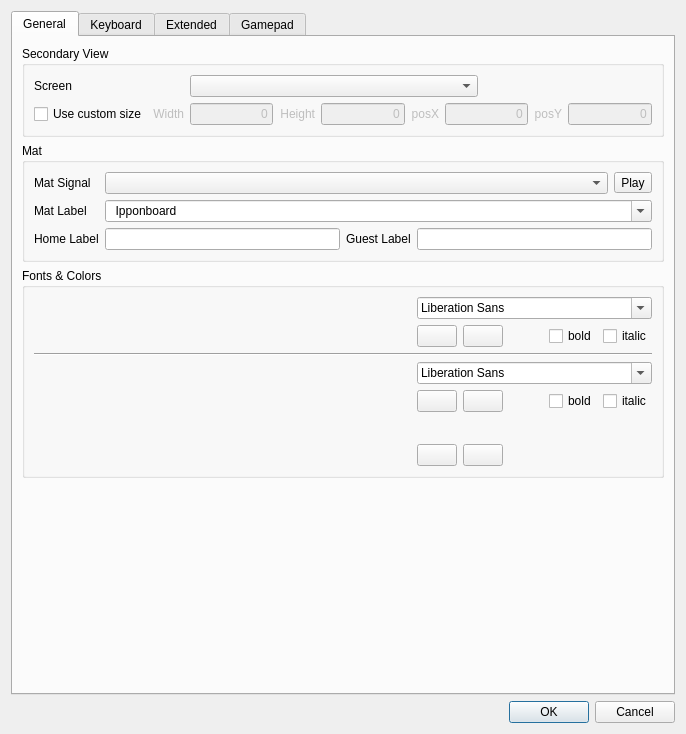
Above: base/SettingsDlg.ui from fmuecke/Ipponboard before the change. Below: the same form after it.
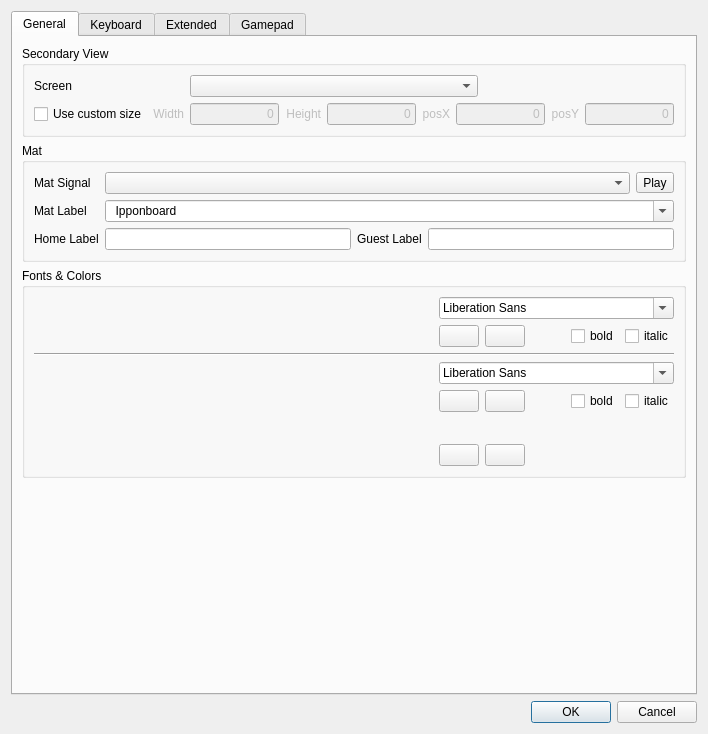
That is the form after the change. Icons and pictures are not drawn. Custom widgets are drawn as their Qt base class.

Commit message: The new code compiles under Windows, too.

What changed in the file:
```diff
--- a/base/SettingsDlg.ui
+++ b/base/SettingsDlg.ui
@@ -9,7 +9,7 @@
    <rect>
     <x>0</x>
     <y>0</y>
-    <width>686</width>
+    <width>708</width>
     <height>734</height>
    </rect>
   </property>
```
Left out of the diff: 9 changed lines with no effect on the pictures. The commit also changes 6 other files.
